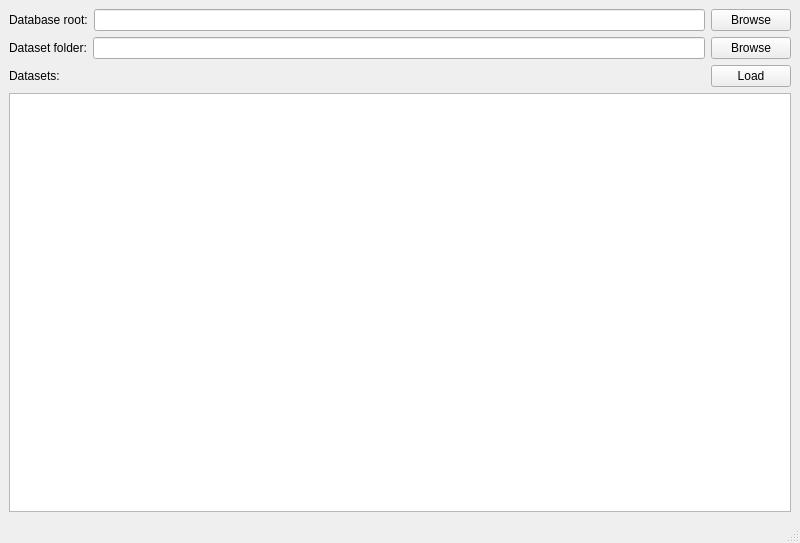
Before: the Qt Designer form src/qt_designer/import_GUI.ui in jowanpittevils/Databasemanager_Signalplotter, drawn with Qt 5.
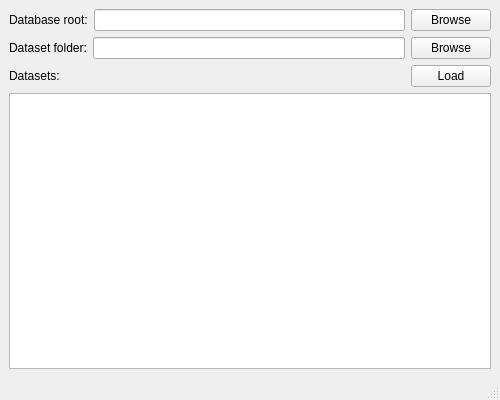
After: the same form once the commit is applied.

```diff
--- a/src/qt_designer/import_GUI.ui
+++ b/src/qt_designer/import_GUI.ui
@@ -6,14 +6,14 @@
    <rect>
     <x>0</x>
     <y>0</y>
-    <width>800</width>
-    <height>543</height>
+    <width>500</width>
+    <height>400</height>
    </rect>
   </property>
   <property name="minimumSize">
    <size>
-    <width>800</width>
-    <height>500</height>
+    <width>500</width>
+    <height>400</height>
    </size>
   </property>
   <property name="windowTitle">
```
Left out of the diff: 2 changed lines with no effect on the pictures.
